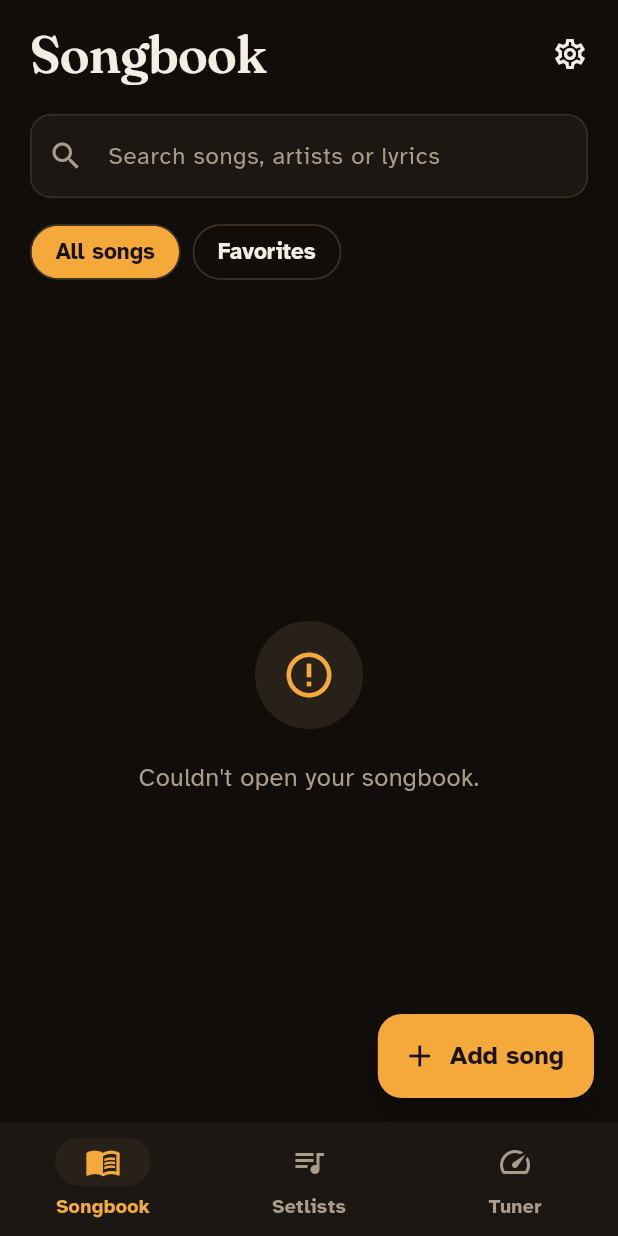
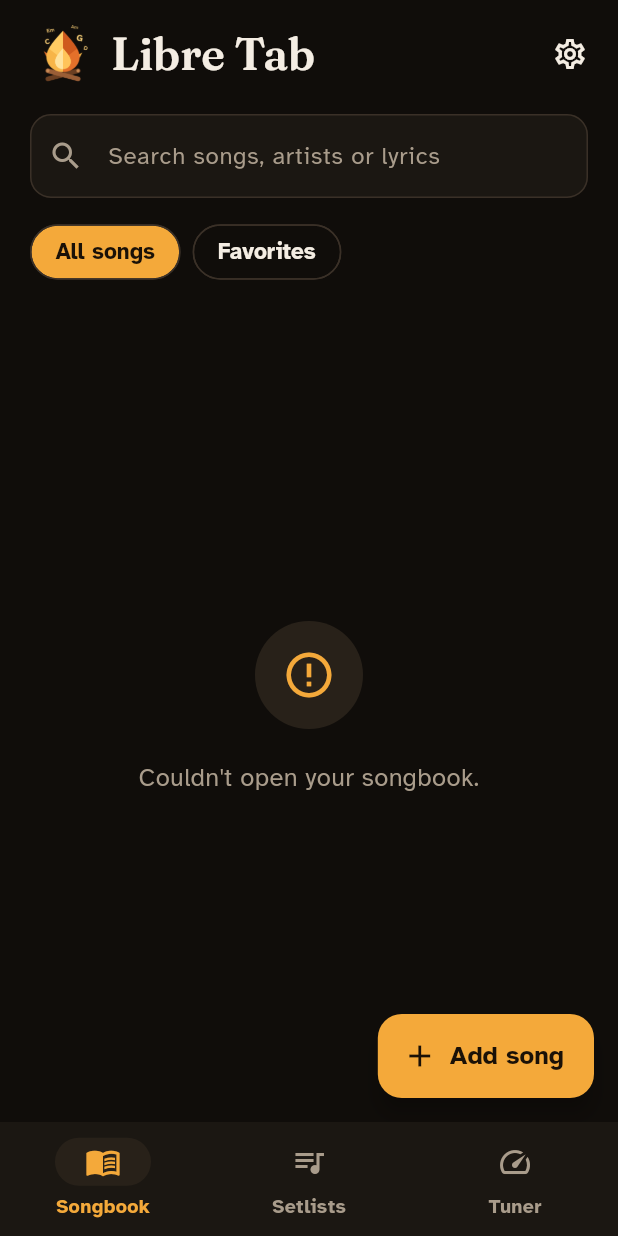
Before and after one commit to Brunux/libre-tab, a Flutter app: the screen it shows after launch, on a phone screen of 412 x 824 dp. Run offline on Flutter 3.47's test engine with Material 3 defaults, Android fonts, the phone set to English and light mode, and no system bars; our stand-ins replace drift, drift_flutter, file_picker, flutter_riverpod, flutter_slidable, go_router and 4 more; missing offline and left inert: record; accounts and stored records are empty; generated files the repository leaves out were written again; project files that could hold a hidden picture were left out.

Commit message:
Tabs are headed by the Libre Tab logo
Songbook, Setlists and Tuner each showed their name as a big title,
which the tab bar already says. They now show the logo: the campfire
mark and "Libre Tab" in Fraunces, in the theme's text colour, with the
red mark in Red night. The empty songbook's mark follows Red night too
(it stayed orange, breaking the red-only rule).

Co-Authored-By: Claude Opus 5.5 <noreply@anthropic.com>

```diff
--- /dev/null
+++ b/lib/app/widgets/app_logo.dart
@@ -0,0 +1,59 @@
+import 'package:flutter/material.dart';
+import 'package:flutter_riverpod/flutter_riverpod.dart';
+import 'package:libre_tab/app/theme/app_theme.dart';
+import 'package:libre_tab/app/theme/libre_colors.dart';
+import 'package:libre_tab/app/theme/theme_controller.dart';
+
+/// The horizontal logo at the top of each tab: the campfire mark and
+/// "Libre Tab" in Fraunces (branding/README.md). Built here rather than
+/// from the lockup PNG so the name takes the theme's text colour; in Red
+/// night the mark is the red one, keeping the screen to red light only.
+class AppLogo extends StatelessWidget {
+  const AppLogo({super.key});
+
+  /// The app's name is a brand: the same in every language.
+  static const name = 'Libre Tab';
+
+  @override
+  Widget build(BuildContext context) {
+    return Semantics(
+      header: true,
+      label: name,
+      excludeSemantics: true,
+      child: Row(
+        mainAxisSize: MainAxisSize.min,
+        children: [
+          const BrandMark(size: 44),
+          const SizedBox(width: 10),
+          Flexible(
+            child: Text(
+              name,
+              maxLines: 1,
+              overflow: TextOverflow.fade,
+              softWrap: false,
+              style: AppFonts.displayStyle(30, context.colors.text),
+            ),
+          ),
+        ],
+      ),
+    );
+  }
+}
+
+/// The campfire mark, in the Red night palette under Red night.
+class BrandMark extends ConsumerWidget {
+  const BrandMark({required this.size, super.key});
+
+  final double size;
+
+  @override
+  Widget build(BuildContext context, WidgetRef ref) {
+    final night = ref.watch(themeVariantProvider) == AppThemeVariant.redNight;
+    return Image.asset(
+      night ? 'assets/images/mark-red-night.png' : 'assets/images/mark.png',
+      width: size,
+      height: size,
+      excludeFromSemantics: true,
+    );
+  }
+}
--- a/lib/core/widgets/placeholder_body.dart
+++ b/lib/core/widgets/placeholder_body.dart
@@ -1,5 +1,6 @@
 import 'package:flutter/material.dart';
 import 'package:libre_tab/app/theme/libre_colors.dart';
+import 'package:libre_tab/app/widgets/app_logo.dart';
 
 /// Centered muted message for empty and error states, with an optional
 /// [icon] above it and an [action] button under it.
@@ -40,13 +41,7 @@ class PlaceholderBody extends StatelessWidget {
           mainAxisSize: MainAxisSize.min,
           children: [
             if (mark)
-              const ExcludeSemantics(
-                child: Image(
-                  image: AssetImage('assets/images/mark.png'),
-                  width: 96,
-                  height: 96,
-                ),
-              )
+              const BrandMark(size: 96)
             else if (icon case final icon?)
               DecoratedBox(
                 decoration: BoxDecoration(
--- a/lib/features/library/presentation/library_screen.dart
+++ b/lib/features/library/presentation/library_screen.dart
@@ -9,6 +9,7 @@ import 'package:go_router/go_router.dart';
 import 'package:intl/intl.dart';
 import 'package:libre_tab/app/router.dart';
 import 'package:libre_tab/app/theme/libre_colors.dart';
+import 'package:libre_tab/app/widgets/app_logo.dart';
 import 'package:libre_tab/core/database/app_database.dart';
 import 'package:libre_tab/core/files/song_files.dart';
 import 'package:libre_tab/core/widgets/placeholder_body.dart';
@@ -50,10 +51,8 @@ class _LibraryScreenState extends ConsumerState<LibraryScreen> {
       appBar: AppBar(
         toolbarHeight: 72,
         titleSpacing: 20,
-        title: Text(
-          l10n.tabSongbook,
-          style: Theme.of(context).textTheme.headlineLarge,
-        ),
+        // The logo, not the tab's name: the tab bar says where you are.
+        title: const AppLogo(),
         actions: [
           IconButton(
             tooltip: l10n.settingsTitle,
--- a/lib/features/library/presentation/setlists_screen.dart
+++ b/lib/features/library/presentation/setlists_screen.dart
@@ -3,6 +3,7 @@ import 'package:flutter_riverpod/flutter_riverpod.dart';
 import 'package:go_router/go_router.dart';
 import 'package:libre_tab/app/router.dart';
 import 'package:libre_tab/app/theme/libre_colors.dart';
+import 'package:libre_tab/app/widgets/app_logo.dart';
 import 'package:libre_tab/core/widgets/placeholder_body.dart';
 import 'package:libre_tab/core/widgets/readable_width.dart';
 import 'package:libre_tab/features/library/application/library_providers.dart';
@@ -52,10 +53,8 @@ class _SetlistsScreenState extends ConsumerState<SetlistsScreen> {
       appBar: AppBar(
         toolbarHeight: 72,
         titleSpacing: 20,
-        title: Text(
-          l10n.tabSetlists,
-          style: Theme.of(context).textTheme.headlineLarge,
-        ),
+        // The logo, not the tab's name: the tab bar says where you are.
+        title: const AppLogo(),
       ),
       body: ReadableWidth(
         child: Column(
--- a/lib/features/tuner/presentation/tuner_screen.dart
+++ b/lib/features/tuner/presentation/tuner_screen.dart
@@ -6,6 +6,7 @@ import 'package:go_router/go_router.dart';
 import 'package:libre_tab/app/router.dart';
 import 'package:libre_tab/app/theme/app_theme.dart';
 import 'package:libre_tab/app/theme/libre_colors.dart';
+import 'package:libre_tab/app/widgets/app_logo.dart';
 import 'package:libre_tab/core/device/app_settings.dart';
 import 'package:libre_tab/core/device/keep_awake.dart';
 import 'package:libre_tab/core/music/tunings.dart';
@@ -87,10 +88,8 @@ class _TunerScreenState extends ConsumerState<TunerScreen> {
       appBar: AppBar(
         toolbarHeight: 72,
         titleSpacing: 20,
-        title: Text(
-          l10n.tabTuner,
-          style: Theme.of(context).textTheme.headlineLarge,
-        ),
+        // The logo, not the tab's name: the tab bar says where you are.
+        title: const AppLogo(),
         actions: [
           // Capped so large text shrinks the label instead of pushing
           // the title off a small screen.
--- a/pubspec.yaml
+++ b/pubspec.yaml
@@ -47,8 +47,9 @@ flutter:
   assets:
     # Public-domain starter songs (lib/features/library/data/starter_songs.dart).
     - assets/songs/
-    # The flame mark, for empty states (branding/png/mark.png at 256 px).
+    # The flame mark (branding/png/, 256 px): the tabs' logo, empty states.
     - assets/images/mark.png
+    - assets/images/mark-red-night.png
     - assets/fonts/AtkinsonHyperlegible-OFL.txt
     - assets/fonts/Fraunces-OFL.txt
     - assets/fonts/JetBrainsMono-OFL.txt
```
Also changed, not shown: assets/images/mark-red-night.png (added), 4 other files.
